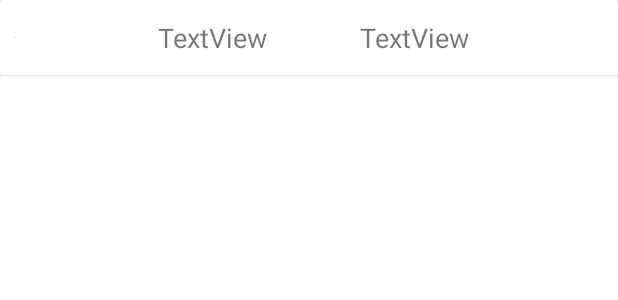
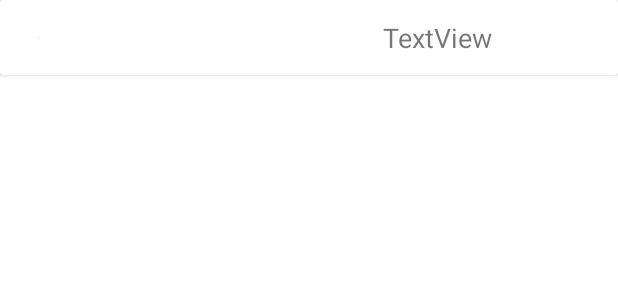
Before and after one commit to abhay-lodhi/Finanance, an Android app: the layout category_row.xml on its own in the app's theme, with its tools: preview values and no code run, on a phone screen of 412 x 824 dp. Shown: the top 300 px of the screen. Run offline under Robolectric (Android 15) with nearby library versions, the phone set to English and light mode, and no system bars.

Commit message:
all fragment_8/05/2022

```diff
--- a/app/src/main/AndroidManifest.xml
+++ b/app/src/main/AndroidManifest.xml
@@ -7,6 +7,7 @@
         android:icon="@drawable/ic_launcher"
         android:label="@string/app_name"
         android:roundIcon="@drawable/ic_launcher"
+        android:windowSoftInputMode="adjustPan|adjustResize"
         android:supportsRtl="true"
         android:theme="@style/Theme.Finanance">
         <activity
--- a/app/src/main/java/com/example/finanance/ui/dashboard/DashboardFragment.kt
+++ b/app/src/main/java/com/example/finanance/ui/dashboard/DashboardFragment.kt
@@ -157,7 +157,8 @@ class DashboardFragment : Fragment() {
                 binding.amount.text.clear()
                 binding.addNotes.text.clear()
                binding.date.setText(sdf.format(today).toString())
-               binding.autoCompleteTextView.setText("FOOD")
+               binding.autoCompleteTextView.text.clear()
+                binding.textinputlayout.setStartIconDrawable(null)
             }else{
                 Toast.makeText(
                     getActivity()?.getApplicationContext(),
--- a/app/src/main/res/layout/category_row.xml
+++ b/app/src/main/res/layout/category_row.xml
@@ -10,7 +10,7 @@
         <ImageView
             android:id="@+id/icon_category"
             android:layout_width="wrap_content"
-            android:layout_marginLeft="10dp"
+            android:layout_marginStart="25dp"
             android:layout_gravity="center_vertical"
             android:layout_height="wrap_content"
             app:layout_constraintBottom_toBottomOf="parent"
@@ -23,9 +23,8 @@
             android:layout_width="180dp"
             android:layout_height="match_parent"
             android:gravity="center_vertical"
-            android:textSize="18dp"
-            android:text="TextView"
-            android:layout_marginLeft="60dp"
+            android:textSize="18sp"
+            android:layout_marginStart="75dp"
             android:paddingLeft="45dp"
             app:layout_constraintBottom_toBottomOf="parent"
             app:layout_constraintStart_toEndOf="@+id/icon_category"
@@ -35,8 +34,8 @@
             android:id="@+id/dte"
             android:layout_width="wrap_content"
             android:layout_height="match_parent"
-            android:layout_marginLeft="240dp"
-            android:layout_marginRight="10dp"
+            android:layout_marginStart="255dp"
+            android:layout_marginEnd="10dp"
             android:gravity="center"
             android:paddingRight="40dp"
             android:text="TextView"
--- a/app/src/main/res/layout/fragment_home.xml
+++ b/app/src/main/res/layout/fragment_home.xml
@@ -50,6 +50,7 @@
         android:id="@+id/rvhome"
         android:layout_width="match_parent"
         android:layout_height="350dp"
+        android:scrollbars="vertical"
         app:layout_constraintBottom_toBottomOf="parent"
         app:layout_constraintEnd_toEndOf="parent"
         app:layout_constraintStart_toStartOf="parent"
```
Also changed, not shown: app/src/main/java/com/example/finanance/DB/DBHandler.kt (+5 -3 lines).
